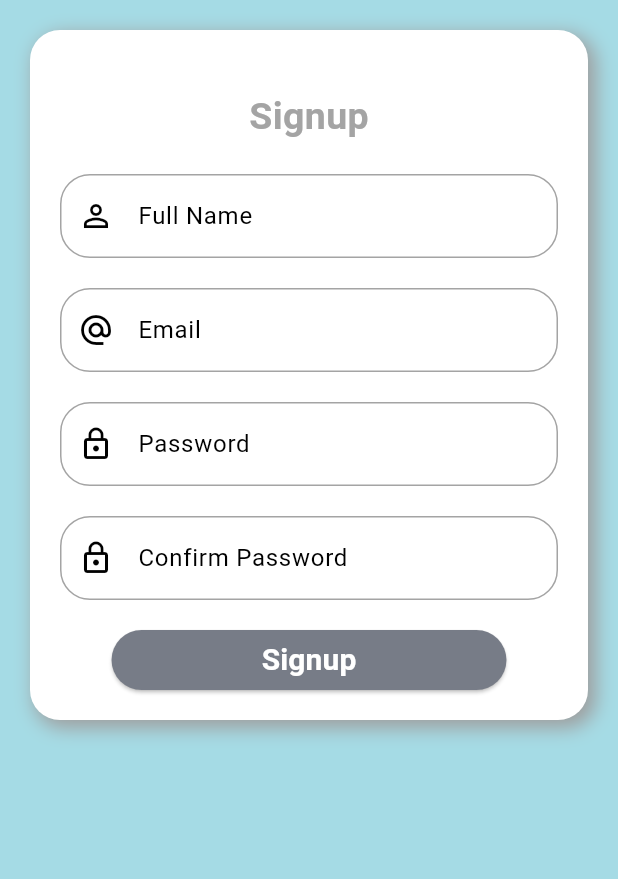
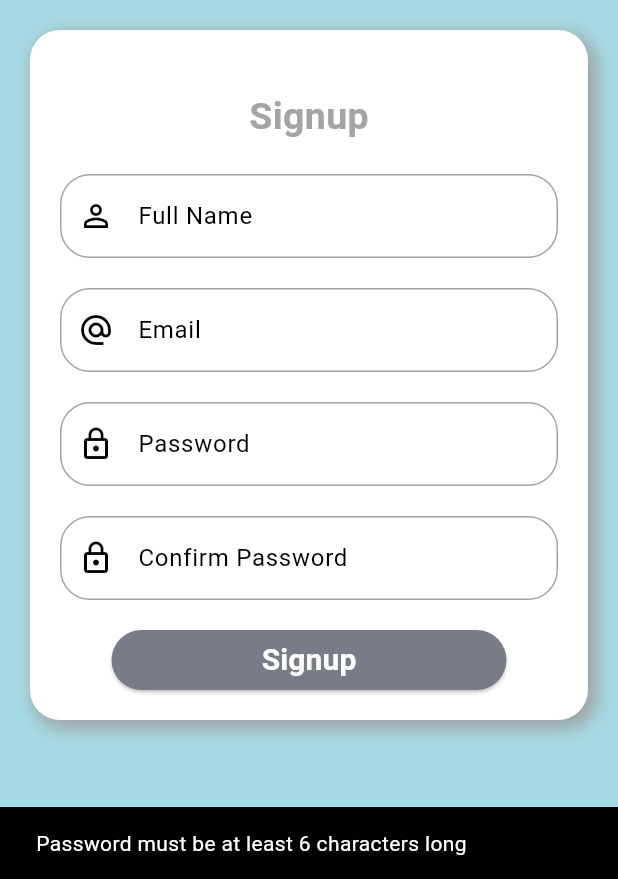
Before and after one commit to WishyCode/Book-Club-app, a Flutter app: the OurSignup screen opened directly, after a tap on "Signup", on a phone screen of 412 x 824 dp, the part 357-1236 px from its top. Run offline on Flutter 3.47's test engine with Material 3 defaults, Android fonts, the phone set to English and light mode, and no system bars; our stand-ins replace firebase_auth, firebase_core; accounts and stored records are empty; network calls fail.

Commit message:
V5 completed

```diff
--- a/lib/screens/signup/localwidgets/signup_form.dart
+++ b/lib/screens/signup/localwidgets/signup_form.dart
@@ -1,9 +1,37 @@
+import 'package:book_club/screens/login/login.dart';
+import 'package:book_club/states/currentUser.dart';
 import 'package:book_club/widgets/our_container.dart';
 import 'package:flutter/material.dart';
+import 'package:provider/provider.dart';
 
-class OurSignupForm extends StatelessWidget {
+class OurSignupForm extends StatefulWidget {
   const OurSignupForm({super.key});
 
+  @override
+  State<OurSignupForm> createState() => _OurSignupFormState();
+}
+
+class _OurSignupFormState extends State<OurSignupForm> {
+  TextEditingController _fullNameContraller = TextEditingController();
+  TextEditingController _emailContraller = TextEditingController();
+  TextEditingController _passwordContraller = TextEditingController();
+  TextEditingController _confirmPasswordContraller = TextEditingController();
+
+  void _signUpUser(String email, String password, BuildContext context) async{
+    CurrentUser _currentUser = Provider.of<CurrentUser>(context, listen: false);
+
+    try{
+      if (await _currentUser.signUpUser(email, password)) {
+        Navigator.pushReplacement(
+          context,
+          MaterialPageRoute(builder: (context) => const OurLogin()),
+        );
+      }
+    } catch(e) {
+      print(e);
+    }
+
+   }
   @override
   Widget build(BuildContext context) {
     return OurContainer(
@@ -24,6 +52,7 @@ class OurSignupForm extends StatelessWidget {
             ),
           ),
           TextFormField(
+            controller: _fullNameContraller,
             decoration: const InputDecoration(
               prefixIcon: Icon(Icons.person_outline),
               hintText: "Full Name",
@@ -31,20 +60,24 @@ class OurSignupForm extends StatelessWidget {
           ),
           const SizedBox(height: 20.0),
           TextFormField(
+            controller: _emailContraller,
             decoration: const InputDecoration(
               prefixIcon: Icon(Icons.alternate_email),
               hintText: "Email",
             ),
-            obscureText: true,
           ),
-          const SizedBox(height: 20.0),TextFormField(
+          const SizedBox(height: 20.0),
+          TextFormField(
+            controller: _passwordContraller,
             decoration: const InputDecoration(
               prefixIcon: Icon(Icons.lock_outline),
               hintText: "Password",
             ),
             obscureText: true,
           ),
-          const SizedBox(height: 20.0),TextFormField(
+          const SizedBox(height: 20.0),
+          TextFormField(
+            controller: _confirmPasswordContraller,
             decoration: const InputDecoration(
               prefixIcon: Icon(Icons.lock_outline),
               hintText: "Confirm Password",
@@ -58,7 +91,7 @@ class OurSignupForm extends StatelessWidget {
               tapTargetSize: MaterialTapTargetSize.shrinkWrap,
               // backgroundColor: Colors.blue,
             ),
-            onPressed: () {},
+
             child: const Text(
               "Signup",
               style: TextStyle(
@@ -67,6 +100,30 @@ class OurSignupForm extends StatelessWidget {
                 fontWeight: FontWeight.bold,
               ),
             ),
+            onPressed: () {
+              // Check if passwords match
+              if (_passwordContraller.text != _confirmPasswordContraller.text) {
+                ScaffoldMessenger.of(context).showSnackBar(
+                  const SnackBar(
+                    content: Text("Passwords do not match"),
+                    duration: Duration(seconds: 2),
+                  ),
+                );
+              }
+              // Check password length
+              else if (_passwordContraller.text.length < 6) {
+                ScaffoldMessenger.of(context).showSnackBar(
+                  const SnackBar(
+                    content: Text("Password must be at least 6 characters long"),
+                    duration: Duration(seconds: 2),
+                  ),
+                );
+              }
+              // If password is valid, attempt signup
+              else {
+                _signUpUser(_emailContraller.text, _passwordContraller.text, context);
+              }
+            },
           ),
 
         ],
--- /dev/null
+++ b/lib/states/currentUser.dart
@@ -0,0 +1,46 @@
+import 'package:firebase_auth/firebase_auth.dart';
+import 'package:flutter/cupertino.dart';
+
+class CurrentUser extends ChangeNotifier {
+  late String _uid;
+  late String _email;
+
+  String get getUid => _uid;
+  String get getEmail => _email;
+
+  final FirebaseAuth _auth = FirebaseAuth.instance;
+
+  Future<bool> signUpUser(String email, String password) async {
+    bool retVal = false;
+    try {
+      UserCredential userCredential = await _auth.createUserWithEmailAndPassword(email: email, password: password);
+
+      if (userCredential.user != null) {
+        _uid = userCredential.user!.uid;
+        _email = userCredential.user!.email ?? '';
+        retVal = true;
+        notifyListeners();  // Notify listeners if needed to update UI
+      }
+    } catch (e) {
+      print("Error signing up: $e");
+    }
+    return retVal;
+  }
+
+  Future<bool> loginUser(String email, String password) async {
+    bool retVal = false;
+    try {
+      UserCredential userCredential = await _auth.signInWithEmailAndPassword(email: email, password: password);
+
+      if (userCredential.user != null) {
+        _uid = userCredential.user!.uid;
+        _email = userCredential.user!.email ?? '';
+        retVal = true;
+        notifyListeners();  // Notify listeners if needed to update UI
+      }
+    } catch (e) {
+      print(e);
+    }
+    return retVal;
+  }
+}
--- a/pubspec.yaml
+++ b/pubspec.yaml
@@ -30,6 +30,8 @@ environment:
 dependencies:
   flutter:
     sdk: flutter
+  firebase_auth:
+  provider:
 
 
   # The following adds the Cupertino Icons font to your application.
@@ -45,7 +47,7 @@ dev_dependencies:
   # activated in the `analysis_options.yaml` file located at the root of your
   # package. See that file for information about deactivating specific lint
   # rules and activating additional ones.
-  flutter_lints: ^4.0.0
+  flutter_lints: ^5.0.0
 
 # For information on the generic Dart part of this file, see the
 # following page: https://dart.dev/tools/pub/pubspec
```
Also changed, not shown: lib/main.dart (+14 -7 lines), lib/screens/home/home.dart (added, +17 -0 lines), lib/screens/login/localwidgets/loging_form.dart (+39 -2 lines), pubspec.lock, 6 other files.
